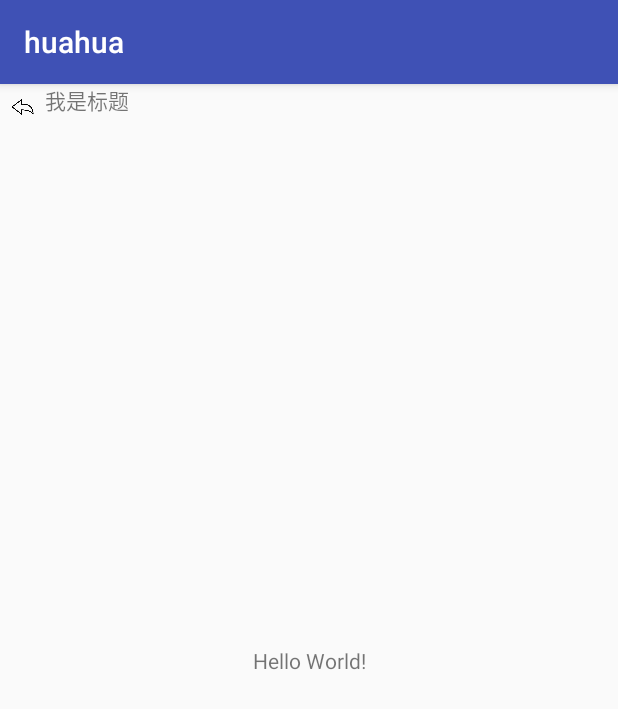
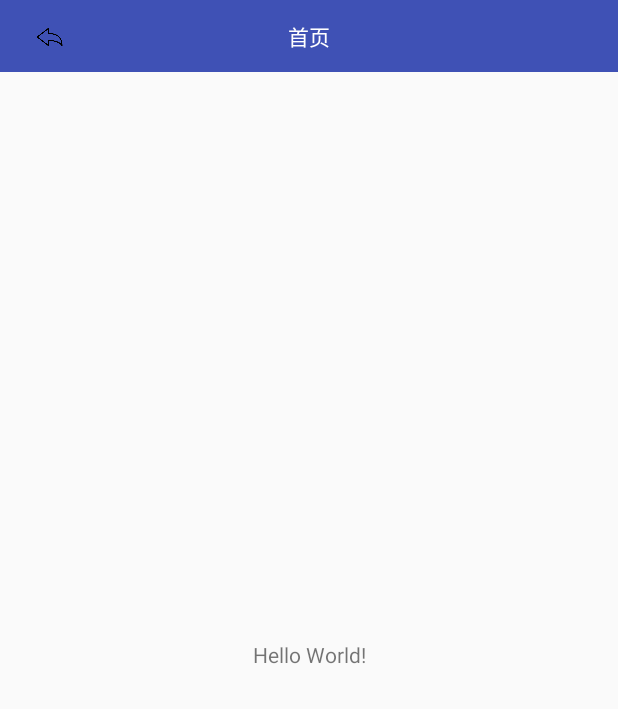
Before and after one commit to zlhChristina/MyApp, an Android app: the screen it shows after launch (MainActivity), on a phone screen of 412 x 824 dp. Shown: the top 709 px of the screen. Run offline under Robolectric (Android 15) with nearby library versions, the phone set to English and light mode, and no system bars; our stand-ins replace ButterKnife.

Commit message:
完善框架

```diff
--- /dev/null
+++ b/app/src/main/java/com/hua/huahua/activity/LoginActivity.kt
@@ -0,0 +1,14 @@
+package com.hua.huahua.activity
+
+import com.hua.huahua.base.BaseActivity
+
+class LoginActivity: BaseActivity() {
+
+    override fun onActivityCreate() {
+
+    }
+
+    override fun bindContentLayout(): Int {
+        return 0
+    }
+}
--- a/app/src/main/java/com/hua/huahua/activity/MainActivity.kt
+++ b/app/src/main/java/com/hua/huahua/activity/MainActivity.kt
@@ -9,9 +9,10 @@ class MainActivity : BaseActivity() {
     private var exitTime: Long = 0
 
     override fun onActivityCreate() {
+        setTitle("首页")
     }
 
-    override fun bindLayout(): Int {
+    override fun bindContentLayout(): Int {
         return R.layout.activity_main
     }
 
@@ -28,4 +29,8 @@ class MainActivity : BaseActivity() {
         }
         return super.onKeyDown(keyCode, event)
     }
+
+//    override fun isHasTitleBar(): Boolean {
+//        return false
+//    }
 }
--- a/app/src/main/java/com/hua/huahua/base/BaseActivity.java
+++ b/app/src/main/java/com/hua/huahua/base/BaseActivity.java
@@ -4,7 +4,10 @@ import android.os.Bundle;
 import android.support.annotation.Nullable;
 import android.support.v7.app.AppCompatActivity;
 import android.view.LayoutInflater;
+import android.view.View;
+import android.widget.ImageView;
 import android.widget.LinearLayout;
+import android.widget.TextView;
 
 import com.hua.huahua.R;
 import com.hua.huahua.mvp.base.BaseView;
@@ -16,15 +19,52 @@ import butterknife.Unbinder;
 public abstract class BaseActivity extends AppCompatActivity implements BaseView {
 
     private Unbinder unbinder;
+    protected TextView tvTitle;
+    protected ImageView ivBack;
 
     @Override
     protected void onCreate(@Nullable Bundle savedInstanceState) {
         super.onCreate(savedInstanceState);
         setContentView(R.layout.activity_base);
         LinearLayout baseContainer = findViewById(R.id.ll_base);
-        LayoutInflater.from(this).inflate(bindLayout(),baseContainer);
+        if (isHasTitleBar() && bindTitleLayoutId() != 0) {
+            LayoutInflater.from(this).inflate(bindTitleLayoutId(), baseContainer);
+            tvTitle = findViewById(R.id.tv_title);
+            ivBack = findViewById(R.id.iv_back);
+            ivBack.setOnClickListener(new View.OnClickListener() {
+                @Override
+                public void onClick(View view) {
+                    onBackClick();
+                }
+            });
+        }
+        if (bindContentLayout() != 0) {
+            LayoutInflater.from(this).inflate(bindContentLayout(), baseContainer);
+        }
+
         unbinder = ButterKnife.bind(this);
         onActivityCreate();
+    }
+
+    @Override
+    public void onBackPressed() {
+        onBackClick();
+    }
+
+    protected boolean isHasTitleBar() {
+        return true;
+    }
+
+    protected int bindTitleLayoutId() {
+        return R.layout.title_layout;
+    }
+
+    public void setTitle(String title) {
+        tvTitle.setText(title);
+    }
+
+    protected void onBackClick() {
+        finish();
     }
 
     @Override
@@ -54,6 +94,6 @@ public abstract class BaseActivity extends AppCompatActivity implements BaseView
 
     protected abstract void onActivityCreate();
 
-    protected abstract int bindLayout();
+    protected abstract int bindContentLayout();
 
 }
--- a/app/src/main/java/com/hua/huahua/mvp/base/BasePresenter.java
+++ b/app/src/main/java/com/hua/huahua/mvp/base/BasePresenter.java
@@ -30,6 +30,7 @@ public abstract class BasePresenter<V extends BaseView> {
         if (iView != null) {
             iView.clear();
             iView = null;
+            System.gc(); //让系统回收
         }
     }
 }
--- a/app/src/main/res/layout/activity_base.xml
+++ b/app/src/main/res/layout/activity_base.xml
@@ -1,11 +1,7 @@
 <?xml version="1.0" encoding="utf-8"?>
 <android.support.constraint.ConstraintLayout xmlns:android="http://schemas.android.com/apk/res/android"
-    xmlns:app="http://schemas.android.com/apk/res-auto"
-    xmlns:tools="http://schemas.android.com/tools"
     android:layout_width="match_parent"
     android:layout_height="match_parent">
-
-    <include layout="@layout/title_layout" />
 
     <LinearLayout
         android:id="@+id/ll_base"
--- a/app/src/main/res/layout/title_layout.xml
+++ b/app/src/main/res/layout/title_layout.xml
@@ -1,20 +1,40 @@
 <?xml version="1.0" encoding="utf-8"?>
-<LinearLayout xmlns:android="http://schemas.android.com/apk/res/android"
-    xmlns:tools="http://schemas.android.com/tools"
+<android.support.constraint.ConstraintLayout
+    xmlns:android="http://schemas.android.com/apk/res/android"
+    xmlns:app="http://schemas.android.com/apk/res-auto"
     android:layout_width="match_parent"
-    android:layout_height="match_parent">
-
+    android:background="@color/colorPrimary"
+    android:layout_height="48dp">
 
     <ImageView
-        android:id="@+id/imageView5"
-        android:layout_width="30dp"
-        android:layout_height="30dp"
-        android:src="@drawable/ic_back" />
+        android:id="@+id/iv_back"
+        android:layout_width="35dp"
+        android:layout_height="35dp"
+        android:layout_marginBottom="8dp"
+        android:layout_marginLeft="15dp"
+        android:layout_marginStart="15dp"
+        android:layout_marginTop="8dp"
+        app:layout_constraintBottom_toBottomOf="parent"
+        app:layout_constraintEnd_toEndOf="parent"
+        app:layout_constraintHorizontal_bias="0.0"
+        app:layout_constraintStart_toStartOf="parent"
+        app:layout_constraintTop_toTopOf="parent"
+        app:srcCompat="@drawable/ic_back" />
 
     <TextView
+        android:id="@+id/tv_title"
         android:layout_width="wrap_content"
         android:layout_height="wrap_content"
-        android:text="我是标题"/>
-
-
-</LinearLayout>
+        android:layout_marginBottom="8dp"
+        android:layout_marginEnd="8dp"
+        android:layout_marginLeft="8dp"
+        android:layout_marginRight="8dp"
+        android:layout_marginStart="8dp"
+        android:layout_marginTop="8dp"
+        android:text="我是标题"
+        android:textColor="@android:color/white"
+        app:layout_constraintBottom_toBottomOf="parent"
+        app:layout_constraintEnd_toEndOf="parent"
+        app:layout_constraintStart_toStartOf="parent"
+        app:layout_constraintTop_toTopOf="parent" />
+</android.support.constraint.ConstraintLayout>
--- a/app/src/main/res/values/styles.xml
+++ b/app/src/main/res/values/styles.xml
@@ -1,11 +1,12 @@
 <resources>
 
     <!-- Base application theme. -->
-    <style name="AppTheme" parent="Theme.AppCompat.Light.DarkActionBar">
+    <style name="AppTheme" parent="Base.Theme.AppCompat.Light.DarkActionBar">
         <!-- Customize your theme here. -->
         <item name="colorPrimary">@color/colorPrimary</item>
         <item name="colorPrimaryDark">@color/colorPrimaryDark</item>
         <item name="colorAccent">@color/colorAccent</item>
+        <item name="windowNoTitle">true</item>
     </style>
 
 </resources>
```
